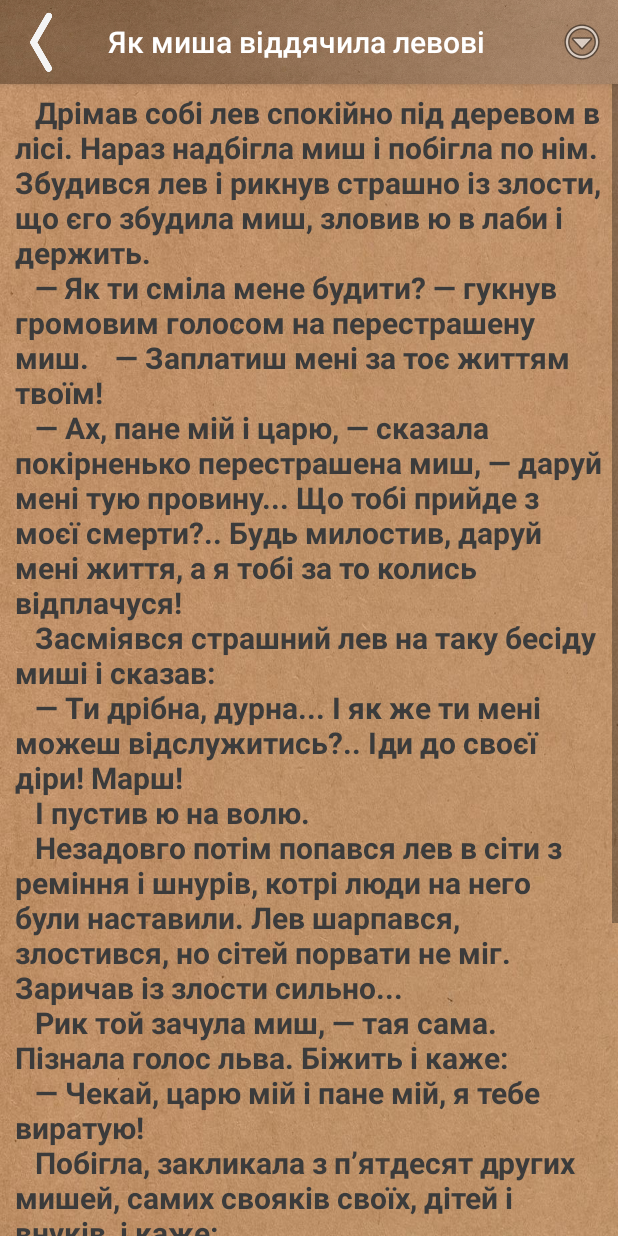
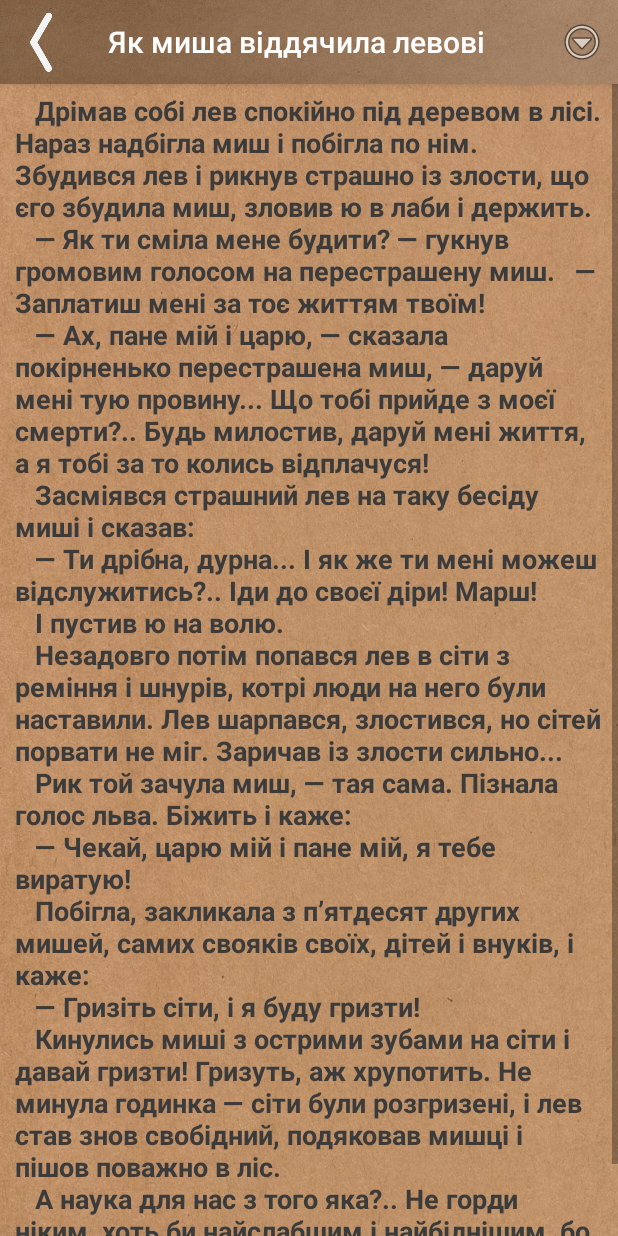
Before and after one commit to radric/Tales-main-, an Android app: the ReadActivity screen opened directly, with no data from a screen before it, on a phone screen of 412 x 824 dp. Run offline under Robolectric (Android 15) with nearby library versions, the phone set to English and light mode, and no system bars.

Commit message:
-fixed bugs : btn_play and updateTextSize

```diff
--- a/app/src/main/java/ua/andriyantonov/tales/ReadActivity.java
+++ b/app/src/main/java/ua/andriyantonov/tales/ReadActivity.java
@@ -1,8 +1,11 @@
 package ua.andriyantonov.tales;
 
 import android.content.Intent;
+import android.content.SharedPreferences;
+import android.preference.PreferenceManager;
 import android.support.v7.app.ActionBarActivity;
 import android.os.Bundle;
+import android.util.TypedValue;
 import android.view.Menu;
 import android.view.MenuItem;
 import android.widget.TextView;
@@ -29,6 +32,12 @@ public class ReadActivity extends ActionBarActivity {
     }
 
     @Override
+    public void onResume(){
+        updateTextSize();
+        super.onResume();
+    }
+
+    @Override
     public boolean onCreateOptionsMenu(Menu menu) {
             getMenuInflater().inflate(R.menu.main, menu);
         return super.onCreateOptionsMenu(menu);
@@ -48,4 +57,15 @@ public class ReadActivity extends ActionBarActivity {
         }
         return super.onOptionsItemSelected(item);
     }
+
+    public void updateTextSize(){
+        SharedPreferences shp;
+        shp = PreferenceManager.getDefaultSharedPreferences(getApplicationContext());
+        String textSize = shp.getString(
+                getString(R.string.pref_textSize_key),
+                getString(R.string.pref_textSize_default)
+        );
+        float size = Float.parseFloat(textSize);
+        taleText.setTextSize(TypedValue.COMPLEX_UNIT_SP,size);
+    }
 }
--- a/app/src/main/java/ua/andriyantonov/tales/UpdateTalesData.java
+++ b/app/src/main/java/ua/andriyantonov/tales/UpdateTalesData.java
@@ -16,6 +16,7 @@ import java.io.InputStreamReader;
 public class UpdateTalesData extends Activity{
 
     public static String data_HTTP, taleName, taleText;
+    public final static String isPlaying_key="isPlaying";
     public static int talePosition,mListItemPosition,isPlaying,audioTaleEnded;
     public static String[] fileList;
     public static File checkTaleExist;
@@ -41,8 +42,6 @@ public class UpdateTalesData extends Activity{
         } catch (IOException e) {
             e.printStackTrace();
         }
-
-
     }
     public static void getTaleName(Context context){
         loadTalesData(context);
@@ -69,7 +68,7 @@ public class UpdateTalesData extends Activity{
         context.getResources().getString(R.string.app_name)+"/"+
                 context.getResources().getString(R.string.mainAudioTale_name)+talePosition+".mp3");
 
-        isPlaying=shp.getInt("isPlaying",0);
+        isPlaying=shp.getInt(isPlaying_key,-1);
         audioTaleEnded = shp.getInt("audioTaleEnded",0);
     }
     public static void loadStringListView(Context context){
```
Also changed, not shown: app/src/main/java/ua/andriyantonov/tales/AudioActivity.java (+6 -3 lines), app/src/main/java/ua/andriyantonov/tales/fragments/TaleListItem_audio.java (+3 -9 lines).
